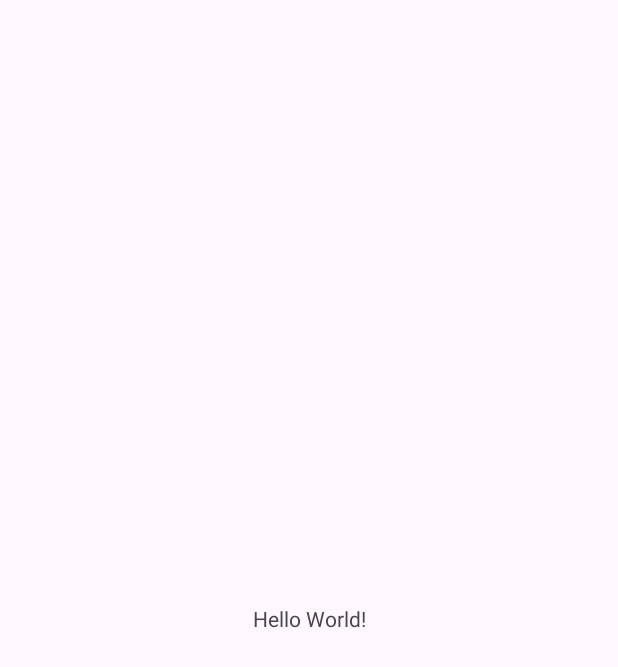
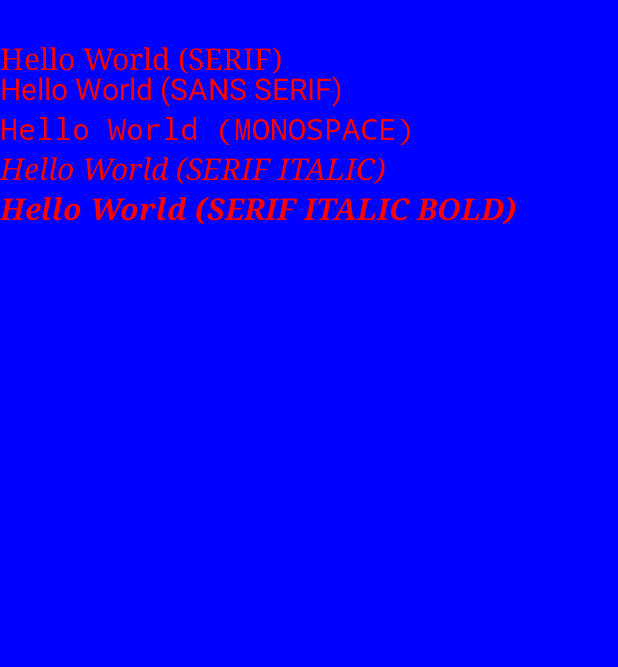
Before and after one commit to elazaroo/androidFirstApp, an Android app: the screen it shows after launch (MainActivity), on a phone screen of 412 x 824 dp. Before the commit the part shown is almost empty. Shown: the top 667 px of the screen. Run offline under Robolectric (Android 15) with nearby library versions, the phone set to English and light mode, and no system bars.

Commit message:
Diferent texts

```diff
--- a/app/src/main/java/com/example/androidfirstapp/MainActivity.java
+++ b/app/src/main/java/com/example/androidfirstapp/MainActivity.java
@@ -1,9 +1,16 @@
 package com.example.androidfirstapp;
 
+import android.annotation.SuppressLint;
+import android.content.Context;
+import android.graphics.Canvas;
+import android.graphics.Paint;
+import android.graphics.Typeface;
 import android.os.Bundle;
+import android.view.View;
 
 import androidx.activity.EdgeToEdge;
 import androidx.appcompat.app.AppCompatActivity;
+import androidx.constraintlayout.widget.ConstraintLayout;
 import androidx.core.graphics.Insets;
 import androidx.core.view.ViewCompat;
 import androidx.core.view.WindowInsetsCompat;
@@ -15,10 +22,43 @@ public class MainActivity extends AppCompatActivity {
         super.onCreate(savedInstanceState);
         EdgeToEdge.enable(this);
         setContentView(R.layout.activity_main);
-        ViewCompat.setOnApplyWindowInsetsListener(findViewById(R.id.main), (v, insets) -> {
+        ViewCompat.setOnApplyWindowInsetsListener(findViewById(R.id.layout1), (v, insets) -> {
             Insets systemBars = insets.getInsets(WindowInsetsCompat.Type.systemBars());
             v.setPadding(systemBars.left, systemBars.top, systemBars.right, systemBars.bottom);
+
+            ConstraintLayout layout1 =  findViewById(R.id.layout1);
+            CanvasX background = new CanvasX(this);
+            layout1.addView(background);
+            //getSupportActionBar().hide();
+
             return insets;
         });
     }
+
+    class CanvasX extends View {
+        public CanvasX(Context context) {
+            super(context);
+        }
+
+        @SuppressLint("WrongConstant")
+        @Override
+        protected void onDraw(Canvas canvas) {
+            canvas.drawRGB(0, 0, 255);
+            Paint brush1 = new Paint();
+            brush1.setARGB(255, 255, 0, 0);
+            brush1.setTextSize(30);
+            brush1.setTypeface(Typeface.SERIF);
+            canvas.drawText("Hello World (SERIF)", 0, 70, brush1);
+            brush1.setTypeface(Typeface.SANS_SERIF);
+            canvas.drawText("Hello World (SANS SERIF)", 0, 100, brush1);
+            brush1.setTypeface(Typeface.MONOSPACE);
+            canvas.drawText("Hello World (MONOSPACE)", 0, 140, brush1);
+            Typeface tf = Typeface.create(Typeface.SERIF, Typeface.ITALIC);
+            brush1.setTypeface(tf);
+            canvas.drawText("Hello World (SERIF ITALIC)", 0, 180, brush1);
+            tf = Typeface.create(Typeface.SERIF, Typeface.ITALIC | Typeface.BOLD);
+            brush1.setTypeface(tf);
+            canvas.drawText("Hello World (SERIF ITALIC BOLD)", 0, 220, brush1);
+        }
+    }
 }
--- a/app/src/main/res/layout/activity_main.xml
+++ b/app/src/main/res/layout/activity_main.xml
@@ -2,18 +2,7 @@
 <androidx.constraintlayout.widget.ConstraintLayout xmlns:android="http://schemas.android.com/apk/res/android"
     xmlns:app="http://schemas.android.com/apk/res-auto"
     xmlns:tools="http://schemas.android.com/tools"
-    android:id="@+id/main"
+    android:id="@+id/layout1"
     android:layout_width="match_parent"
     android:layout_height="match_parent"
-    tools:context=".MainActivity">
-
-    <TextView
-        android:layout_width="wrap_content"
-        android:layout_height="wrap_content"
-        android:text="Hello World!"
-        app:layout_constraintBottom_toBottomOf="parent"
-        app:layout_constraintEnd_toEndOf="parent"
-        app:layout_constraintStart_toStartOf="parent"
-        app:layout_constraintTop_toTopOf="parent" />
-
-</androidx.constraintlayout.widget.ConstraintLayout>
+    tools:context=".MainActivity"/>
```
